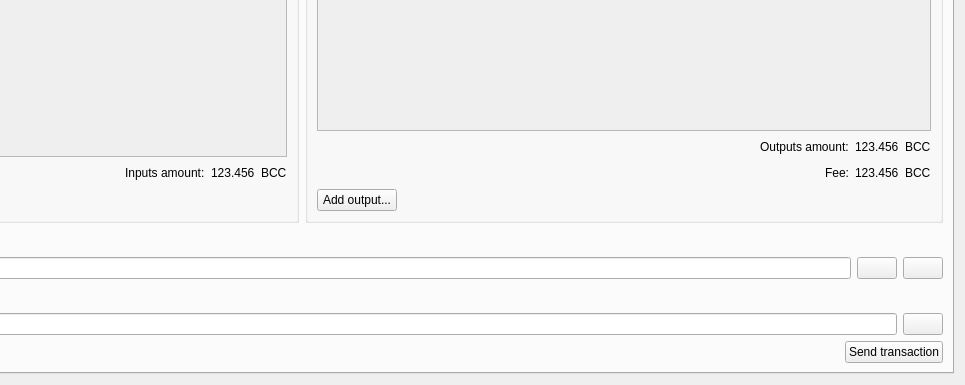
The window that src/qt/forms/multisigdialog.ui (cryptoinhero/bitconnect) describes before a commit, drawn with Qt 5; both pictures show x 362 to 1327 and y 210 to 595 of the 1327 by 595 pixel window.
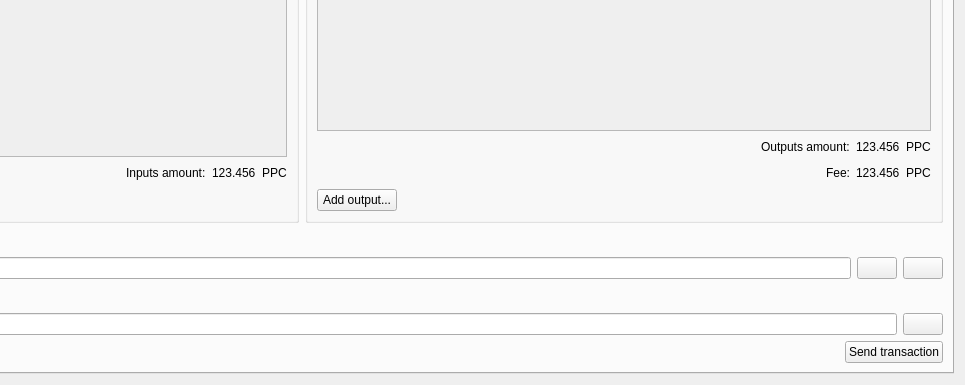
The same window after the commit. The open tabs and pages were chosen to show the change. Icons and pictures are not drawn.

The edit to the form file:
```diff
--- a/src/qt/forms/multisigdialog.ui
+++ b/src/qt/forms/multisigdialog.ui
@@ -399,7 +399,7 @@
                 <item>
                  <widget class="QLabel" name="label">
                   <property name="text">
-                   <string>BCC</string>
+                   <string>PPC</string>
                   </property>
                  </widget>
                 </item>
@@ -518,7 +518,7 @@
                 <item>
                  <widget class="QLabel" name="label_2">
                   <property name="text">
-                   <string>BCC</string>
+                   <string>PPC</string>
                   </property>
                  </widget>
                 </item>
@@ -556,7 +556,7 @@
                 <item>
                  <widget class="QLabel" name="label_3">
                   <property name="text">
-                   <string>BCC</string>
+                   <string>PPC</string>
                   </property>
                  </widget>
                 </item>
```
